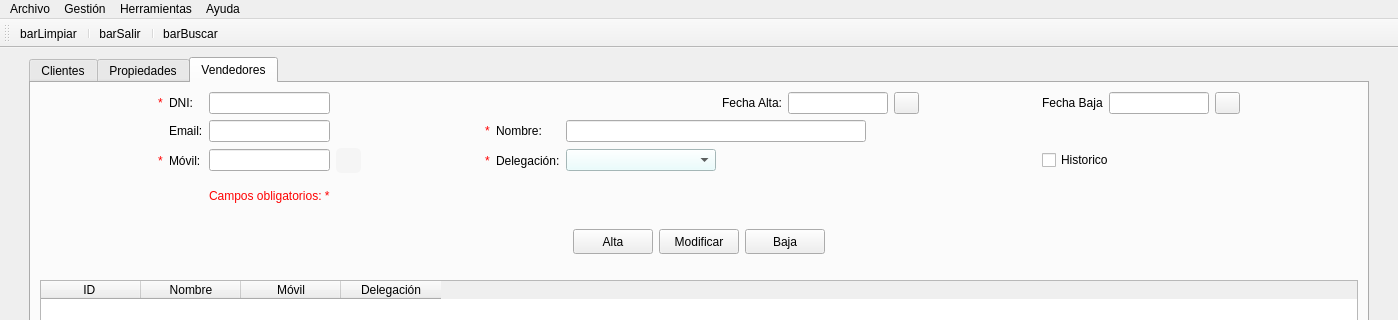
First picture: the form in templates/venPrincipal.ui, repository Semperz/ProyectoDI, before the edit; both pictures show x 0 to 1398 and y 0 to 320 of the 1398 by 768 pixel window.
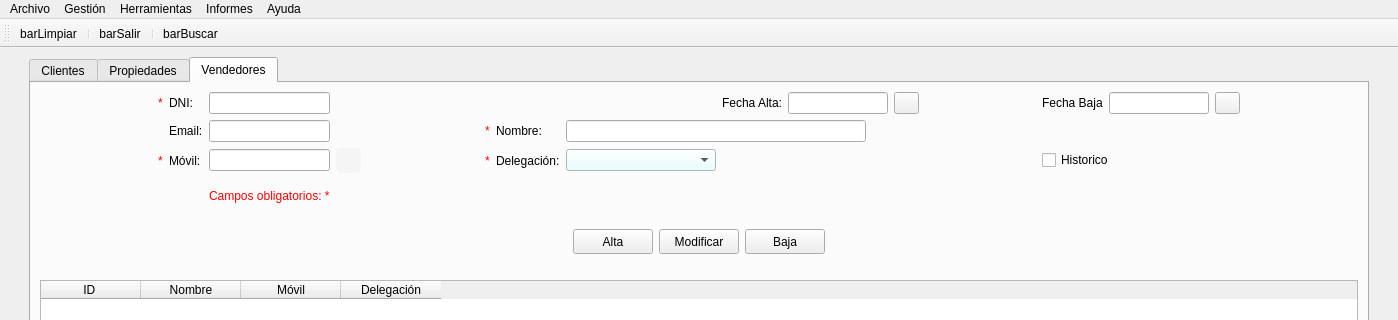
Second picture: the form after the edit. Icons and pictures are not drawn.

Commit message: feat(informes.py): add informes

```diff
--- a/templates/venPrincipal.ui
+++ b/templates/venPrincipal.ui
@@ -2809,9 +2809,17 @@
     </property>
     <addaction name="actionTipo_de_propiedades"/>
    </widget>
+   <widget class="QMenu" name="menuInformes">
+    <property name="title">
+     <string>Informes</string>
+    </property>
+    <addaction name="actionListado_Clientes"/>
+    <addaction name="actionListado_Propiedades"/>
+   </widget>
    <addaction name="menuSalir"/>
    <addaction name="menuGesti_n"/>
    <addaction name="menuHerramientas"/>
+   <addaction name="menuInformes"/>
    <addaction name="menuAyuda"/>
   </widget>
   <widget class="QStatusBar" name="statusbar"/>
```
Left out of the diff: 10 changed lines with no effect on the pictures. The commit also changes 8 other files.
